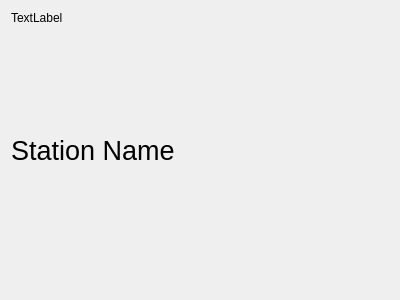
Before: the Qt Designer form mainwindow.ui in cpina/radio-pi, drawn with Qt 5.
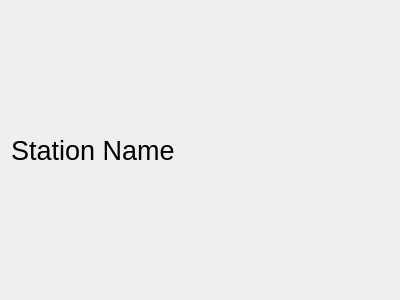
After: the same form once the commit is applied.

The edit to the form file:
```diff
--- a/mainwindow.ui
+++ b/mainwindow.ui
@@ -18,7 +18,7 @@
     <item>
      <widget class="QLabel" name="ErrorMessage">
       <property name="text">
-       <string>TextLabel</string>
+       <string/>
       </property>
      </widget>
     </item>
```
Left out of the diff: 8 changed lines with no effect on the pictures.
